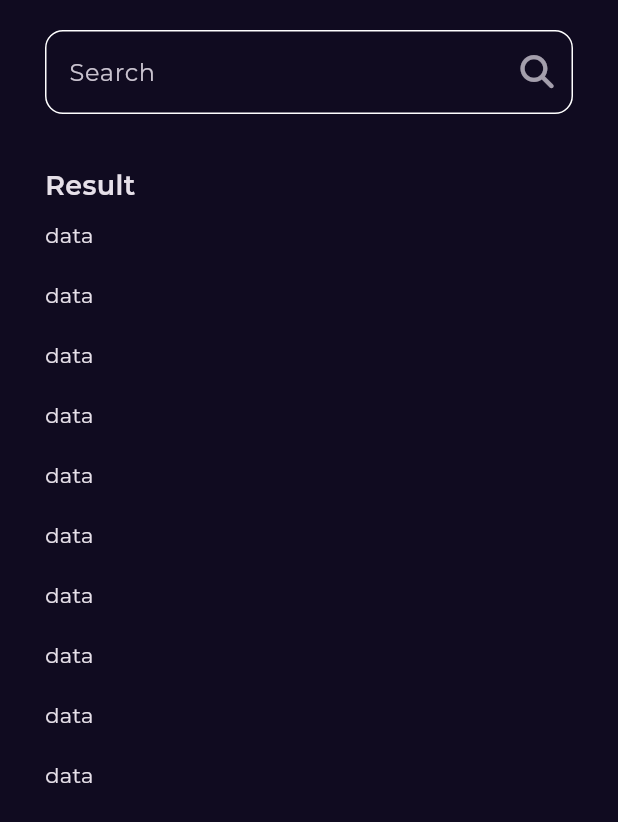
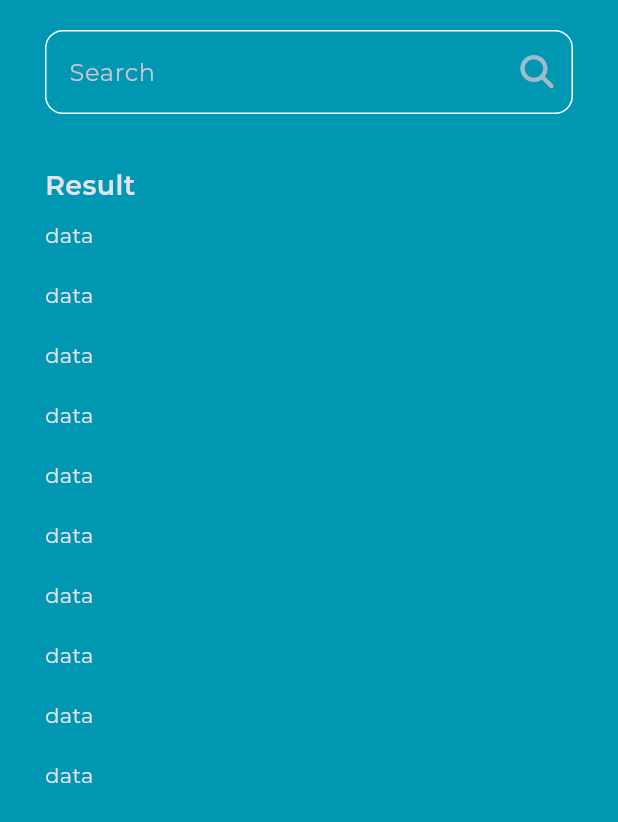
Before and after one commit to AmrTaher70/Readliy, a Flutter app: the screen it shows after launch, after a tap on an icon or button, on a phone screen of 412 x 824 dp. Shown: the top 822 px of the screen. Run offline on Flutter 3.47's test engine with Material 3 defaults, Android fonts, the phone set to English and light mode, and no system bars; our stand-ins replace bloc, cached_network_image, dartz, dio, equatable, flutter_bloc and 4 more; network calls fail.

Commit message:
change theme and fix issues

```diff
--- a/lib/Features/home/data/repo/home_repo_impl.dart
+++ b/lib/Features/home/data/repo/home_repo_impl.dart
@@ -15,7 +15,7 @@ class HomeRepoImpl implements HomeRepo {
     try {
       var data = await apiService.get(
         endPoint:
-            'volumes?Filtering=free-ebooks&pXDzdJ_1E3oC=newest&q=subject:computer science',
+            'volumes?Filtering=free-ebooks&pXDzdJ_1E3oC=newest&q=subject:Science',
       );
       List<BookModel> books = (data['items'] as List)
           .map((item) => BookModel.fromJson(item))
@@ -33,7 +33,7 @@ class HomeRepoImpl implements HomeRepo {
   Future<Either<Failure, List<BookModel>>> fetchFeatureBooks() async {
     try {
       var data = await apiService.get(
-        endPoint: 'volumes?Filtering=free-ebooks&q=subject:computer science',
+        endPoint: 'volumes?Filtering=free-ebooks&q=subject:Science',
       );
       List<BookModel> books = (data['items'] as List)
           .map((item) => BookModel.fromJson(item))
@@ -52,7 +52,7 @@ class HomeRepoImpl implements HomeRepo {
       {required String category}) async {
     try {
       var data = await apiService.get(
-        endPoint: 'volumes?Filtering=free-ebooks&q=subject:computer science',
+        endPoint: 'volumes?Filtering=free-ebooks&q=subject:Science',
       );
       List<BookModel> books = (data['items'] as List)
           .map((item) => BookModel.fromJson(item))
--- a/lib/Features/home/widget/best_seller_list_view.dart
+++ b/lib/Features/home/widget/best_seller_list_view.dart
@@ -57,7 +57,10 @@ class BestSellerListViewItem extends StatelessWidget {
                   const SizedBox(
                     height: 3,
                   ),
-                  Text(bookModel.volumeInfo.authors![0],
+                  Text(bookModel.volumeInfo.authors?[0] ?? "",
+                      // state.books[index].volumeInfo.imageLinks
+                      //     ?.thumbnail ??
+                      //'',
                       style: Style.textStyle14),
                   const SizedBox(
                     height: 3,
--- a/lib/Features/home/widget/custom_app_bar.dart
+++ b/lib/Features/home/widget/custom_app_bar.dart
@@ -14,7 +14,7 @@ class CustomAppBar extends StatelessWidget {
       padding: const EdgeInsets.symmetric(vertical: 20),
       child: Row(
         children: [
-          Image.asset(AssetsData.logo, height: 18),
+          Image.asset(AssetsData.my_Logo, height: 45),
           const Spacer(),
           IconButton(
             onPressed: () {
--- a/lib/Features/presentation/views/widget/splach_widget.dart
+++ b/lib/Features/presentation/views/widget/splach_widget.dart
@@ -31,13 +31,15 @@ class _SplashWidgetState extends State<SplashWidget>
 
   @override
   Widget build(BuildContext context) {
-    return Column(
-      mainAxisAlignment: MainAxisAlignment.center,
-      crossAxisAlignment: CrossAxisAlignment.stretch,
-      children: [
-        Image.asset(AssetsData.logo),
-        SlidingText(slidingAnimation: slidingAnimation),
-      ],
+    return Center(
+      child: Column(
+        mainAxisAlignment: MainAxisAlignment.center,
+        crossAxisAlignment: CrossAxisAlignment.center,
+        children: [
+          Image.asset(AssetsData.my_Logo),
+          SlidingText(slidingAnimation: slidingAnimation),
+        ],
+      ),
     );
   }
 
@@ -52,9 +54,6 @@ class _SplashWidgetState extends State<SplashWidget>
 
   void navigateToHome() {
     Future.delayed(const Duration(seconds: 3), () {
-      // Get.to(() => const HomeScreen(),
-      //     transition: Transition.fade,
-      //     duration: const Duration(milliseconds: 250));
       GoRouter.of(context).push(AppRouter.kHomeScreen);
     });
   }
--- a/lib/constans/colors.dart
+++ b/lib/constans/colors.dart
@@ -1,3 +1,3 @@
 import 'package:flutter/material.dart';
 
-const kPraimryColor = Color(0xff100B20);
+const kPraimryColor = Color(0xff0097B2);
--- a/lib/core/assets.dart
+++ b/lib/core/assets.dart
@@ -1,4 +1,5 @@
 class AssetsData {
   static const logo = 'assets/images/Logo.png';
   static const testBook = 'assets/images/book.jpg';
+  static const my_Logo = 'assets/images/readly_logo.png';
 }
```
Also changed, not shown: lib/Features/home/widget/books_action.dart (+6 -4 lines), lib/Features/home/widget/featured_books_list_view.dart (+2 -24 lines), lib/Features/home/widget/similar_list_view.dart (+14 -5 lines), assets/images/readly_logo.png (added), 2 other files.
